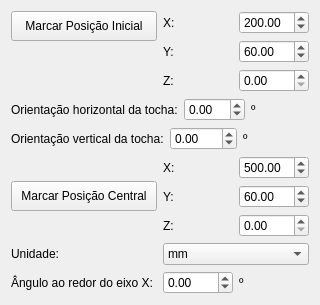
Before: the Qt Designer form Source/ui/circularwidget.ui in rafaelppires/weldway, drawn with Qt 5.
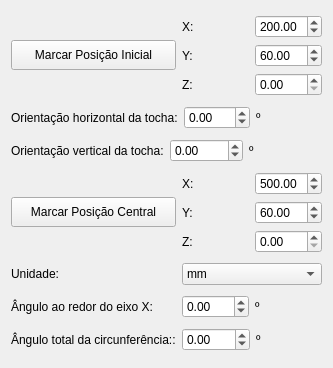
After: the same form once the commit is applied.

What changed in the file:
```diff
--- a/Source/ui/circularwidget.ui
+++ b/Source/ui/circularwidget.ui
@@ -6,8 +6,8 @@
    <rect>
     <x>0</x>
     <y>0</y>
-    <width>320</width>
-    <height>282</height>
+    <width>333</width>
+    <height>368</height>
    </rect>
   </property>
   <property name="windowTitle">
@@ -27,7 +27,7 @@
      </property>
     </widget>
    </item>
-   <item row="0" column="1" rowspan="2">
+   <item row="0" column="1">
     <layout class="QGridLayout" name="gridLayout_2">
      <item row="2" column="0">
       <widget class="QLabel" name="label_32">
@@ -81,7 +81,63 @@
      </item>
     </layout>
    </item>
-   <item row="5" column="0">
+   <item row="1" column="0" colspan="2">
+    <layout class="QGridLayout" name="gridLayout_29">
+     <item row="0" column="2">
+      <widget class="QLabel" name="label_52">
+       <property name="text">
+        <string>º</string>
+       </property>
+      </widget>
+     </item>
+     <item row="0" column="1">
+      <widget class="QDoubleSpinBox" name="hAngleSpinBoxx">
+       <property name="minimum">
+        <double>-90.000000000000000</double>
+       </property>
+       <property name="maximum">
+        <double>90.000000000000000</double>
+       </property>
+      </widget>
+     </item>
+     <item row="0" column="0">
+      <widget class="QLabel" name="label_51">
+       <property name="text">
+        <string>Orientação horizontal da tocha:</string>
+       </property>
+      </widget>
+     </item>
+    </layout>
+   </item>
+   <item row="2" column="0" colspan="2">
+    <layout class="QGridLayout" name="gridLayout_27">
+     <item row="0" column="1">
+      <widget class="QDoubleSpinBox" name="vAngleSpinBoxx">
+       <property name="minimum">
+        <double>-90.000000000000000</double>
+       </property>
+       <property name="maximum">
+        <double>90.000000000000000</double>
+       </property>
+      </widget>
+     </item>
+     <item row="0" column="2">
+      <widget class="QLabel" name="label_50">
+       <property name="text">
+        <string>º</string>
+       </property>
+      </widget>
+     </item>
+     <item row="0" column="0">
+      <widget class="QLabel" name="label_49">
+       <property name="text">
+        <string>Orientação vertical da tocha:</string>
+       </property>
+      </widget>
+     </item>
+    </layout>
+   </item>
+   <item row="3" column="0">
     <widget class="QPushButton" name="markFinalPositionButton">
      <property name="minimumSize">
       <size>
@@ -94,7 +150,7 @@
      </property>
     </widget>
    </item>
-   <item row="5" column="1">
+   <item row="3" column="1">
     <layout class="QGridLayout" name="gridLayout_28">
      <item row="0" column="0">
       <widget class="QLabel" name="label_36">
@@ -142,14 +198,14 @@
      </item>
     </layout>
    </item>
-   <item row="6" column="0">
+   <item row="4" column="0">
     <widget class="QLabel" name="label_29">
      <property name="text">
       <string>Unidade:</string>
      </property>
     </widget>
    </item>
-   <item row="6" column="1">
+   <item row="4" column="1">
     <widget class="QComboBox" name="initFinalPosUnitComboBox">
      <property name="sizeIncrement">
       <size>
@@ -184,14 +240,14 @@
      </item>
     </widget>
    </item>
-   <item row="7" column="0">
+   <item row="5" column="0">
     <widget class="QLabel" name="label_35">
      <property name="text">
       <string>Ângulo ao redor do eixo X:</string>
      </property>
     </widget>
    </item>
-   <item row="7" column="1">
+   <item row="5" column="1">
     <layout class="QGridLayout" name="gridLayout_26">
      <item row="0" column="0">
       <widget class="QDoubleSpinBox" name="xangleSpinBoxx">
@@ -212,57 +268,29 @@
      </item>
     </layout>
    </item>
-   <item row="4" column="0" colspan="2">
-    <layout class="QGridLayout" name="gridLayout_27">
-     <item row="0" column="1">
-      <widget class="QDoubleSpinBox" name="vAngleSpinBoxx">
-       <property name="minimum">
-        <double>-90.000000000000000</double>
-       </property>
-       <property name="maximum">
-        <double>90.000000000000000</double>
-       </property>
-      </widget>
-     </item>
-     <item row="0" column="2">
-      <widget class="QLabel" name="label_50">
-       <property name="text">
-        <string>º</string>
-       </property>
-      </widget>
-     </item>
-     <item row="0" column="0">
-      <widget class="QLabel" name="label_49">
-       <property name="text">
-        <string>Orientação vertical da tocha:</string>
-       </property>
-      </widget>
-     </item>
-    </layout>
+   <item row="6" column="0">
+    <widget class="QLabel" name="label_39">
+     <property name="text">
+      <string>Ângulo total da circunferência::</string>
+     </property>
+    </widget>
    </item>
-   <item row="2" column="0" colspan="2">
-    <layout class="QGridLayout" name="gridLayout_29">
-     <item row="0" column="2">
-      <widget class="QLabel" name="label_52">
-       <property name="text">
-        <string>º</string>
-       </property>
-      </widget>
-     </item>
+   <item row="6" column="1">
+    <layout class="QGridLayout" name="gridLayout_31">
      <item row="0" column="1">
-      <widget class="QDoubleSpinBox" name="hAngleSpinBoxx">
+      <widget class="QLabel" name="label_54">
+       <property name="text">
+        <string>º</string>
+       </property>
+      </widget>
+     </item>
+     <item row="0" column="0">
+      <widget class="QDoubleSpinBox" name="rangeSpinBox">
        <property name="minimum">
-        <double>-90.000000000000000</double>
+        <double>-360.000000000000000</double>
        </property>
        <property name="maximum">
-        <double>90.000000000000000</double>
-       </property>
-      </widget>
-     </item>
-     <item row="0" column="0">
-      <widget class="QLabel" name="label_51">
-       <property name="text">
-        <string>Orientação horizontal da tocha:</string>
+        <double>720.000000000000000</double>
        </property>
       </widget>
      </item>
```
Left out of the diff: 15 changed lines with no effect on the pictures.
